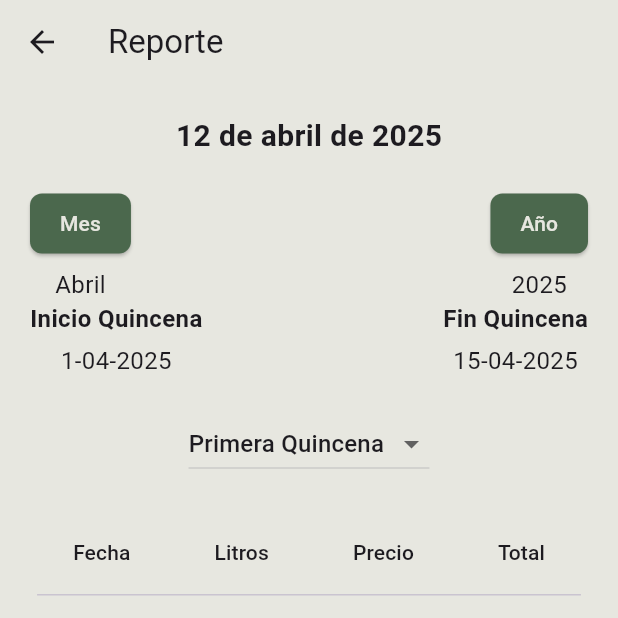
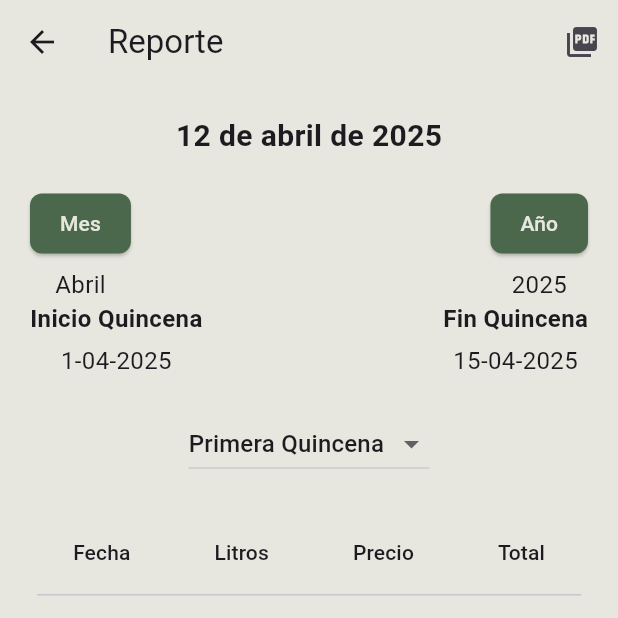
Before and after one commit to Thiago-Jeager/Gestor-Leche, a Flutter app: the screen it shows after launch, after a tap on "Ver Reporte", on a phone screen of 412 x 824 dp, the top half of it. Run offline on Flutter 3.47's test engine with Material 3 defaults, Android fonts, the light colour scheme and no system bars; our stand-ins replace get, open_file, pdf, sqflite, table_calendar; accounts and stored records are empty.

Commit message:
reporte y pdf creado, vista de info actualizar

```diff
--- a/lib/view/Home_screen/home.dart
+++ b/lib/view/Home_screen/home.dart
@@ -14,20 +14,14 @@ class Home extends StatelessWidget {
 
     var navBarItem = [
       BottomNavigationBarItem(
-          icon: Image.asset(icLogo, width: 26), label: "asd"),
+          icon: Image.asset(icLogo, width: 26), label: "Inicio"),
       BottomNavigationBarItem(
-          icon: Image.asset(icLogo, width: 26), label: "asd"),
-      BottomNavigationBarItem(
-          icon: Image.asset(icLogo, width: 26), label: "asd"),
-      BottomNavigationBarItem(
-          icon: Image.asset(icLogo, width: 26), label: "asd")
+          icon: Image.asset(icLogo, width: 26), label: "Info"),
     ];
 
     var navBody = [
       const HomeScreen(),
       const Text('home'),
-      const Text("home"),
-      const Text("home"),
     ];
     return Scaffold(
       body: Column(
--- a/lib/view/Home_screen/home_screen.dart
+++ b/lib/view/Home_screen/home_screen.dart
@@ -1,14 +1,41 @@
 import 'package:flutter/material.dart';
 import 'package:flutter_milk_app/const/colors.dart';
 import 'package:flutter_milk_app/const/images.dart';
+import 'package:flutter_milk_app/model/db_helper.dart';
 import 'package:flutter_milk_app/view/Register_screen/register_screen.dart';
 import 'package:intl/intl.dart';
 import 'package:flutter_milk_app/view/Report_screen/report_screen.dart';
 import 'package:flutter_milk_app/widget/button.dart';
 import 'package:get/get.dart';
 
-class HomeScreen extends StatelessWidget {
+class HomeScreen extends StatefulWidget {
   const HomeScreen({super.key});
+
+  @override
+  State<HomeScreen> createState() => _HomeScreenState();
+}
+
+class _HomeScreenState extends State<HomeScreen> {
+  final DBHelper _dbHelper = DBHelper();
+  double _litrosHoy = 0.0;
+
+  @override
+  void initState() {
+    super.initState();
+    _cargarLitrosDelDia();
+  }
+
+  Future<void> _cargarLitrosDelDia() async {
+    final String fechaHoy = DateFormat('yyyy-MM-dd').format(DateTime.now());
+    final registros = await _dbHelper.obtenerRegistrosPorFecha(fechaHoy);
+
+    setState(() {
+      _litrosHoy = registros.fold<double>(
+        0.0,
+        (sum, registro) => sum + (registro['litros'] as double),
+      );
+    });
+  }
 
   @override
   Widget build(BuildContext context) {
@@ -78,10 +105,10 @@ class HomeScreen extends StatelessWidget {
                         height: 100,
                         width: double.infinity,
                         alignment: Alignment.centerLeft,
-                        child: const Text(
-                          "Litros de hoy",
+                        child: Text(
+                          "Litros de hoy: $_litrosHoy",
                           textAlign: TextAlign.start,
-                          style: TextStyle(
+                          style: const TextStyle(
                             fontSize: 20,
                             color: textwhite,
                           ),
--- a/lib/view/Register_screen/register_screen.dart
+++ b/lib/view/Register_screen/register_screen.dart
@@ -302,7 +302,6 @@ class _RegisterScreenState extends State<RegisterScreen> {
                             Column(
                               crossAxisAlignment: CrossAxisAlignment.start,
                               children: [
-                                Text('id: ${milkModel.id}'),
                                 Text('Fecha: ${milkModel.fecha}'),
                                 Text('Litros: ${milkModel.litros}'),
                                 Text('Precio: ${milkModel.precio}'),
--- a/lib/view/Report_screen/report_screen.dart
+++ b/lib/view/Report_screen/report_screen.dart
@@ -3,10 +3,13 @@ import 'package:flutter_milk_app/const/colors.dart';
 import 'package:flutter_milk_app/const/const.dart';
 import 'package:flutter_milk_app/controller/milk_controller.dart';
 import 'package:flutter_milk_app/model/milk_model.dart';
+import 'package:flutter_milk_app/view/Report_screen/report_pdf.dart';
 import 'package:flutter_milk_app/widget/report_button.dart';
 import 'package:intl/intl.dart';
 
 class ReportScreen extends StatefulWidget {
+  const ReportScreen({super.key});
+
   @override
   _ReportScreenState createState() => _ReportScreenState();
 }
@@ -82,6 +85,28 @@ class _ReportScreenState extends State<ReportScreen> {
       appBar: AppBar(
         backgroundColor: backgroundWhite,
         title: const Text('Reporte'),
+        actions: [
+          IconButton(
+            icon: const Icon(Icons.picture_as_pdf),
+            onPressed: () async {
+              // Obtener los datos filtrados
+              final datosFiltrados = _filterData();
+
+              // Determinar el filtro seleccionado
+              String filtro = selectedQuincena == "Primera Quincena"
+                  ? "Primera Quincena"
+                  : selectedQuincena == "Segunda Quincena"
+                      ? "Segunda Quincena"
+                      : selectedQuincena == "Mensual"
+                          ? "Mensual"
+                          : "Anual";
+
+              // Generar el PDF
+              await generarPDF(
+                  datosFiltrados, filtro, selectedYear, selectedMonth, context);
+            },
+          ),
+        ],
       ),
       body: Padding(
         padding: const EdgeInsets.all(20),
```
Also changed, not shown: lib/view/Report_screen/report_pdf.dart (added, +169 -0 lines), pubspec.yaml (+8 -0 lines), pubspec.lock, 3 other files.
